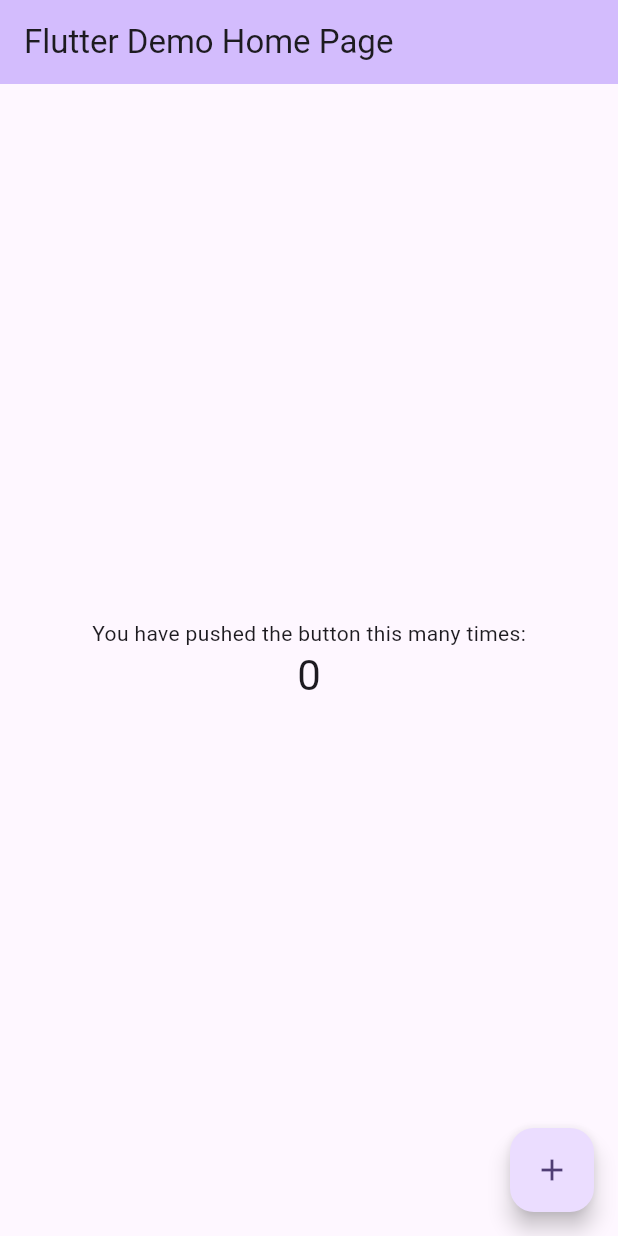
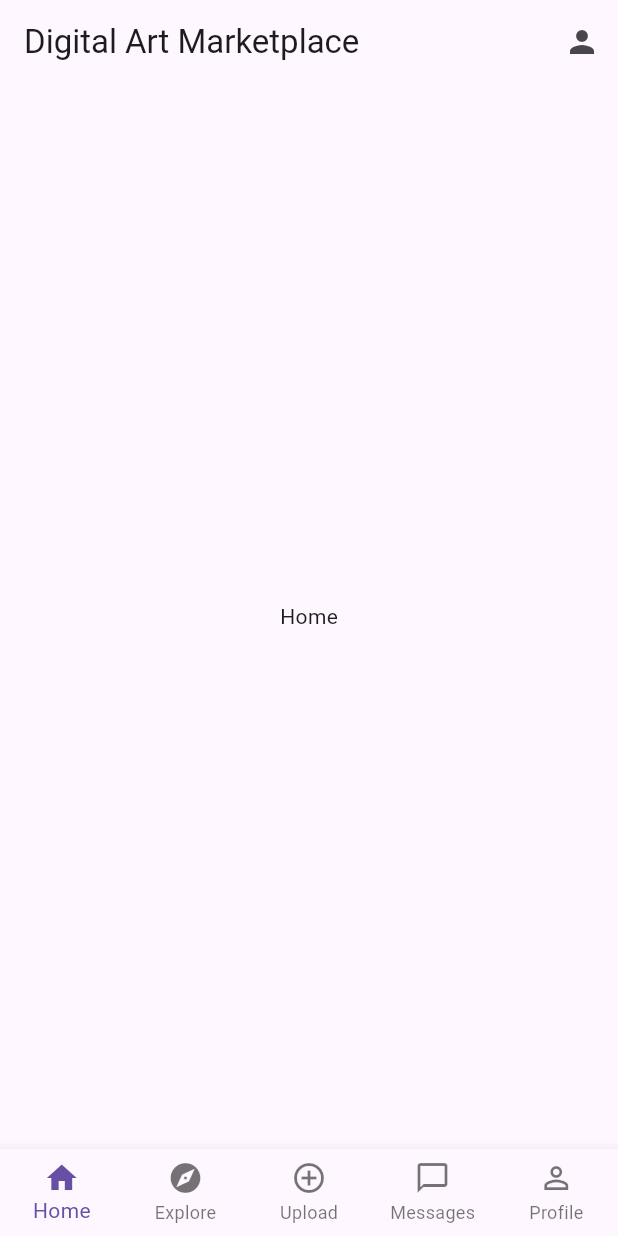
Before and after one commit to gsu-jla/Project-2, a Flutter app: the screen it shows after launch, on a phone screen of 412 x 824 dp. Run offline on Flutter 3.47's test engine with Material 3 defaults, Android fonts, the phone set to English and light mode, and no system bars; our stand-ins replace firebase_auth; accounts and stored records are empty.

Commit message:
ui set up

```diff
--- a/lib/main.dart
+++ b/lib/main.dart
@@ -1,4 +1,5 @@
 import 'package:flutter/material.dart';
+import 'screens/home/home_screen.dart';
 
 void main() {
   runApp(const MyApp());
@@ -7,116 +8,16 @@ void main() {
 class MyApp extends StatelessWidget {
   const MyApp({super.key});
 
-  // This widget is the root of your application.
   @override
   Widget build(BuildContext context) {
     return MaterialApp(
-      title: 'Flutter Demo',
+      title: 'Digital Art Marketplace',
       theme: ThemeData(
-        // This is the theme of your application.
-        //
-        // TRY THIS: Try running your application with "flutter run". You'll see
-        // the application has a purple toolbar. Then, without quitting the app,
-        // try changing the seedColor in the colorScheme below to Colors.green
-        // and then invoke "hot reload" (save your changes or press the "hot
-        // reload" button in a Flutter-supported IDE, or press "r" if you used
-        // the command line to start the app).
-        //
-        // Notice that the counter didn't reset back to zero; the application
-        // state is not lost during the reload. To reset the state, use hot
-        // restart instead.
-        //
-        // This works for code too, not just values: Most code changes can be
-        // tested with just a hot reload.
-        colorScheme: ColorScheme.fromSeed(seedColor: Colors.deepPurple),
+        primarySwatch: Colors.blue,
+        visualDensity: VisualDensity.adaptivePlatformDensity,
       ),
-      home: const MyHomePage(title: 'Flutter Demo Home Page'),
+      home: const HomeScreen(),
+      debugShowCheckedModeBanner: false,
     );
   }
 }
-
-class MyHomePage extends StatefulWidget {
-  const MyHomePage({super.key, required this.title});
-
-  // This widget is the home page of your application. It is stateful, meaning
-  // that it has a State object (defined below) that contains fields that affect
-  // how it looks.
-
-  // This class is the configuration for the state. It holds the values (in this
-  // case the title) provided by the parent (in this case the App widget) and
-  // used by the build method of the State. Fields in a Widget subclass are
-  // always marked "final".
-
-  final String title;
-
-  @override
-  State<MyHomePage> createState() => _MyHomePageState();
-}
-
-class _MyHomePageState extends State<MyHomePage> {
-  int _counter = 0;
-
-  void _incrementCounter() {
-    setState(() {
-      // This call to setState tells the Flutter framework that something has
-      // changed in this State, which causes it to rerun the build method below
-      // so that the display can reflect the updated values. If we changed
-      // _counter without calling setState(), then the build method would not be
-      // called again, and so nothing would appear to happen.
-      _counter++;
-    });
-  }
-
-  @override
-  Widget build(BuildContext context) {
-    // This method is rerun every time setState is called, for instance as done
-    // by the _incrementCounter method above.
-    //
-    // The Flutter framework has been optimized to make rerunning build methods
-    // fast, so that you can just rebuild anything that needs updating rather
-    // than having to individually change instances of widgets.
-    return Scaffold(
-      appBar: AppBar(
-        // TRY THIS: Try changing the color here to a specific color (to
-        // Colors.amber, perhaps?) and trigger a hot reload to see the AppBar
-        // change color while the other colors stay the same.
-        backgroundColor: Theme.of(context).colorScheme.inversePrimary,
-        // Here we take the value from the MyHomePage object that was created by
-        // the App.build method, and use it to set our appbar title.
-        title: Text(widget.title),
-      ),
-      body: Center(
-        // Center is a layout widget. It takes a single child and positions it
-        // in the middle of the parent.
-        child: Column(
-          // Column is also a layout widget. It takes a list of children and
-          // arranges them vertically. By default, it sizes itself to fit its
-          // children horizontally, and tries to be as tall as its parent.
-          //
-          // Column has various properties to control how it sizes itself and
-          // how it positions its children. Here we use mainAxisAlignment to
-          // center the children vertically; the main axis here is the vertical
-          // axis because Columns are vertical (the cross axis would be
-          // horizontal).
-          //
-          // TRY THIS: Invoke "debug painting" (choose the "Toggle Debug Paint"
-          // action in the IDE, or press "p" in the console), to see the
-          // wireframe for each widget.
-          mainAxisAlignment: MainAxisAlignment.center,
-          children: <Widget>[
-            const Text('You have pushed the button this many times:'),
-            Text(
-              '$_counter',
-              style: Theme.of(context).textTheme.headlineMedium,
-            ),
-          ],
-        ),
-      ),
-      floatingActionButton: FloatingActionButton(
-        onPressed: _incrementCounter,
-        tooltip: 'Increment',
-        child: const Icon(Icons.add),
-      ), // This trailing comma makes auto-formatting nicer for build methods.
-    );
-  }
-}
--- /dev/null
+++ b/lib/screens/home/home_screen.dart
@@ -0,0 +1,70 @@
+import 'package:flutter/material.dart';
+
+class HomeScreen extends StatefulWidget {
+  const HomeScreen({super.key});
+
+  @override
+  State<HomeScreen> createState() => _HomeScreenState();
+}
+
+class _HomeScreenState extends State<HomeScreen> {
+  int _selectedIndex = 0;
+
+  @override
+  Widget build(BuildContext context) {
+    return Scaffold(
+      appBar: AppBar(
+        title: const Text('Digital Art Marketplace'),
+        actions: [
+          IconButton(
+            icon: const Icon(Icons.person),
+            onPressed: () {
+              // TODO: Implement profile
+            },
+          ),
+        ],
+      ),
+      body: IndexedStack(
+        index: _selectedIndex,
+        children: const [
+          Center(child: Text('Home')),
+          Center(child: Text('Explore')),
+          Center(child: Text('Upload')),
+          Center(child: Text('Messages')),
+          Center(child: Text('Profile')),
+        ],
+      ),
+      bottomNavigationBar: BottomNavigationBar(
+        type: BottomNavigationBarType.fixed,
+        currentIndex: _selectedIndex,
+        onTap: (index) {
+          setState(() {
+            _selectedIndex = index;
+          });
+        },
+        items: const [
+          BottomNavigationBarItem(
+            icon: Icon(Icons.home),
+            label: 'Home',
+          ),
+          BottomNavigationBarItem(
+            icon: Icon(Icons.explore),
+            label: 'Explore',
+          ),
+          BottomNavigationBarItem(
+            icon: Icon(Icons.add_circle_outline),
+            label: 'Upload',
+          ),
+          BottomNavigationBarItem(
+            icon: Icon(Icons.chat_bubble_outline),
+            label: 'Messages',
+          ),
+          BottomNavigationBarItem(
+            icon: Icon(Icons.person_outline),
+            label: 'Profile',
+          ),
+        ],
+      ),
+    );
+  }
+}
```
Also changed, not shown: lib/screens/auth/login_screen.dart (added, +106 -0 lines), lib/services/auth_service.dart (added, +46 -0 lines), pubspec.yaml (+13 -8 lines), firebase.json (added), pubspec.lock, 9 other files.
